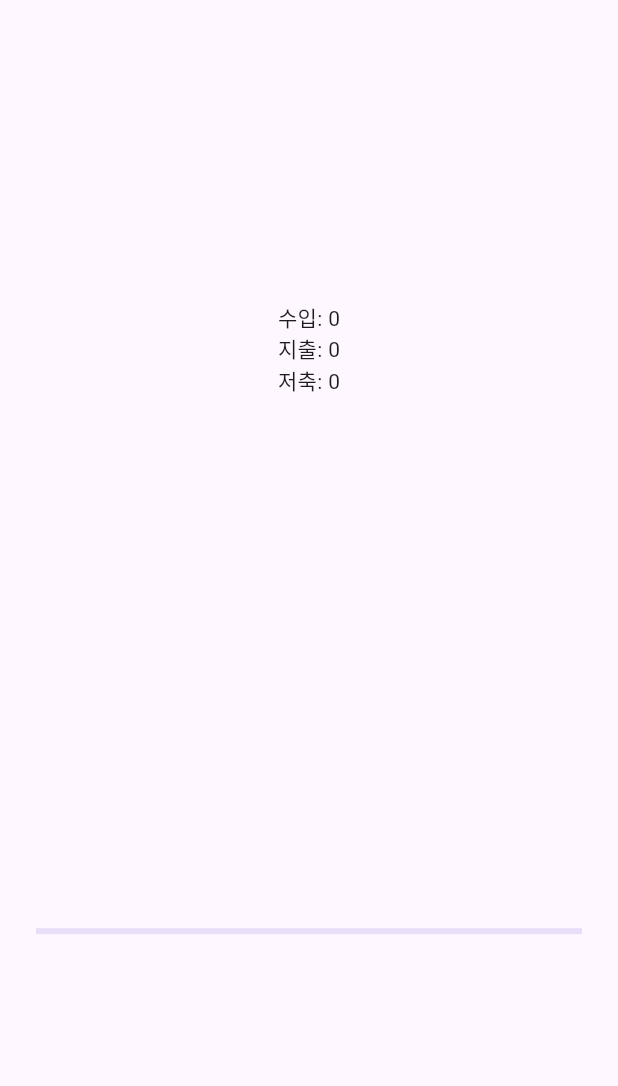
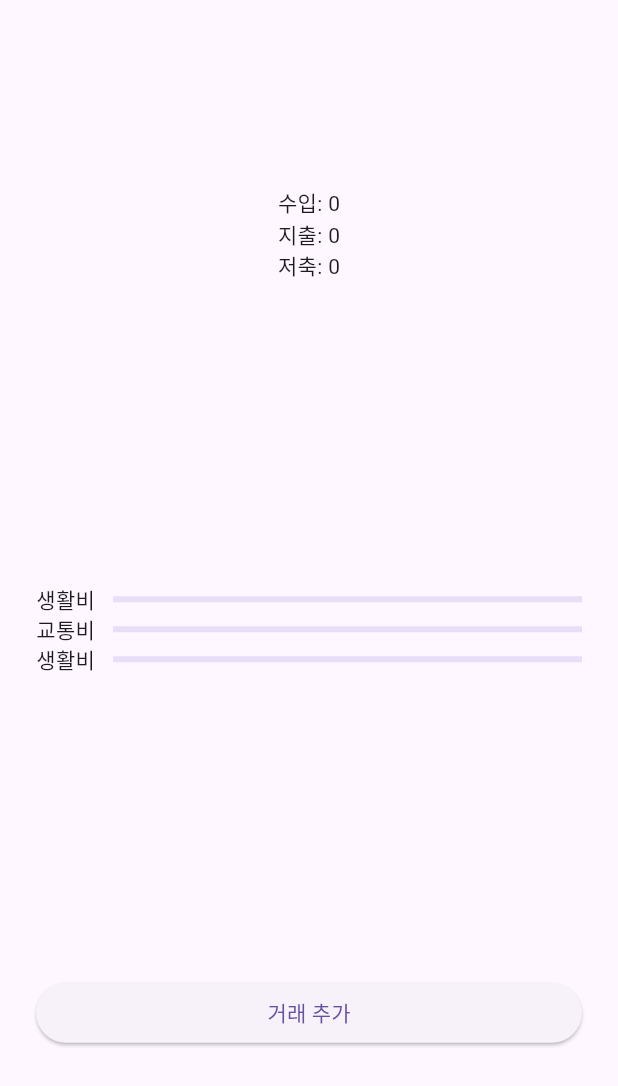
Before and after one commit to chae04/moa, a Flutter app: the HomeScreen screen opened directly, on a phone screen of 412 x 824 dp. Shown: the top 1086 px of the screen. Run offline on Flutter 3.47's test engine with Material 3 defaults, Android fonts, the phone set to English and light mode, and no system bars; our stand-ins replace firebase_core; accounts and stored records are empty.

Commit message:
home screen

```diff
--- a/lib/screens/home/home_screen.dart
+++ b/lib/screens/home/home_screen.dart
@@ -1,4 +1,5 @@
 import 'package:flutter/material.dart';
+import 'package:moa/screens/transaction/transaction_form_screen.dart';
 
 class HomeScreen extends StatefulWidget {
   const HomeScreen({super.key});
@@ -21,6 +22,15 @@ class _HomeScreenState extends State<HomeScreen> {
     '취미': 0,
     '고정비': 0,
     '기타': 0,
+  };
+
+  // 예산 카테고리별 사용 금액
+  Map<String, int> usedByBudgetCategory = {
+    '생활비': 0,
+    '저축': 0,
+    '행복비': 0,
+    '교통비': 0,
+    '투자': 0,
   };
 
   // 카테고리별 예산
@@ -47,17 +57,75 @@ class _HomeScreenState extends State<HomeScreen> {
                 Text('저축: $totalSaving'),
               ],
             ),
-
             Column(
               children: [
-                LinearProgressIndicator(
-                  value: budgetByCategory['생활비'] == 0
-                      ? 0
-                      : (expenseByCategory['식비']! +
-                                expenseByCategory['쇼핑']! +
-                                expenseByCategory['고정비']! +
-                                expenseByCategory['구독']!) /
-                            budgetByCategory['생활비']!,
+                Row(
+                  children: [
+                    Padding(
+                      padding: const EdgeInsets.only(right: 12.0),
+                      child: Text('생활비'),
+                    ),
+                    Expanded(
+                      child: LinearProgressIndicator(
+                        value: budgetByCategory['생활비'] == 0
+                            ? 0
+                            : usedByBudgetCategory['생활비']! /
+                                  budgetByCategory['생활비']!,
+                      ),
+                    ),
+                  ],
+                ),
+
+                Row(
+                  children: [
+                    Padding(
+                      padding: const EdgeInsets.only(right: 12.0),
+                      child: Text('교통비'),
+                    ),
+                    Expanded(
+                      child: LinearProgressIndicator(
+                        value: budgetByCategory['생활비'] == 0
+                            ? 0
+                            : usedByBudgetCategory['교통비']! /
+                                  budgetByCategory['교통비']!,
+                      ),
+                    ),
+                  ],
+                ),
+
+                Row(
+                  children: [
+                    Padding(
+                      padding: const EdgeInsets.only(right: 12.0),
+                      child: Text('생활비'),
+                    ),
+                    Expanded(
+                      child: LinearProgressIndicator(
+                        value: budgetByCategory['생활비'] == 0
+                            ? 0
+                            : usedByBudgetCategory['행복비']! /
+                                  budgetByCategory['행복비']!,
+                      ),
+                    ),
+                  ],
+                ),
+              ],
+            ),
+            Column(
+              children: [
+                SizedBox(
+                  width: double.infinity,
+                  child: ElevatedButton(
+                    onPressed: () {
+                      Navigator.push(
+                        context,
+                        MaterialPageRoute(
+                          builder: (context) => const TransactionFormScreen(),
+                        ),
+                      );
+                    },
+                    child: Text('거래 추가'),
+                  ),
                 ),
               ],
             ),
```
Also changed, not shown: lib/screens/transaction/transaction_form_screen.dart (added, +33 -0 lines).
